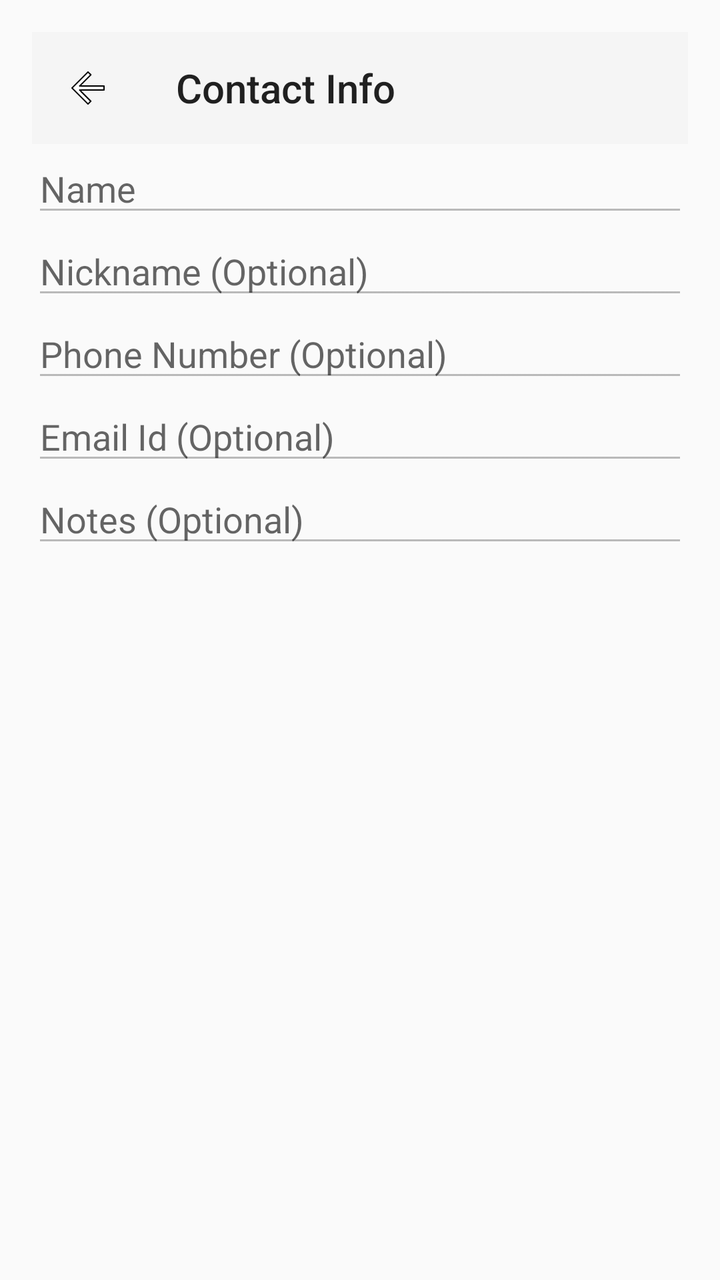
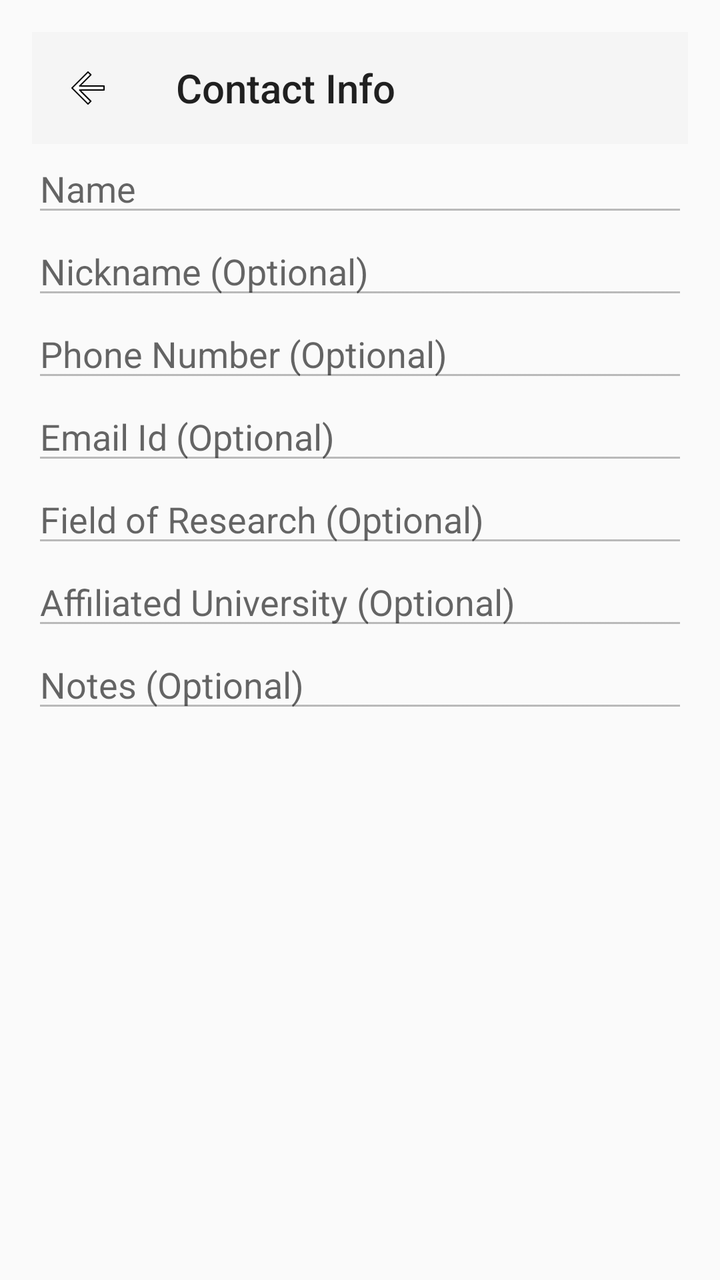

The first picture is an Android layout as it rendered before a commit; the second is the same layout after the commit. The layout source and the unified diff follow.
<!-- AndroidManifest.xml: application theme AppTheme -->
<!-- res/layout/activity_contact_details.xml -->
<?xml version="1.0" encoding="utf-8"?>
<LinearLayout xmlns:android="http://schemas.android.com/apk/res/android"
    android:layout_width="match_parent"
    android:layout_height="match_parent"
    xmlns:app="http://schemas.android.com/apk/res-auto"
    android:orientation="vertical"
    android:padding="16dp">

    <androidx.appcompat.widget.Toolbar
        android:id="@+id/contactDetailsToolbar"
        android:layout_width="match_parent"
        android:layout_height="?attr/actionBarSize"
        android:background="?attr/colorPrimary"
        android:theme="@style/ThemeOverlay.AppCompat.ActionBar"
        app:title="Contact Info"
        app:titleTextAppearance="@style/TextAppearance.AppCompat.Widget.ActionBar.Title"
        app:navigationIcon="@drawable/ic_back_arrow"/>

    <EditText
        android:id="@+id/nameEditText"
        android:layout_width="match_parent"
        android:layout_height="wrap_content"
        android:hint="Name"
        android:enabled="false"/>

    <EditText
        android:id="@+id/nickNameEditText"
        android:layout_width="match_parent"
        android:layout_height="wrap_content"
        android:hint="Nickname (Optional)"
        android:enabled="false"/>

    <EditText
        android:id="@+id/phoneEditText"
        android:layout_width="match_parent"
        android:layout_height="wrap_content"
        android:hint="Phone Number (Optional)"
        android:enabled="false"/>

    <EditText
        android:id="@+id/emailEditText"
        android:layout_width="match_parent"
        android:layout_height="wrap_content"
        android:hint="Email Id (Optional)"
        android:enabled="false"/>

    <EditText
        android:id="@+id/notesText"
        android:layout_width="match_parent"
        android:layout_height="wrap_content"
        android:hint="Notes (Optional)"
        android:enabled="false"/>
</LinearLayout>
<!-- resources referenced by this layout -->
<resources>
  <!-- drawable ic_back_arrow (drawable) -->
  <?xml version="1.0" encoding="utf-8"?>
  <vector xmlns:android="http://schemas.android.com/apk/res/android"
      android:width="24dp"
      android:height="24dp"
      android:viewportWidth="24"
      android:viewportHeight="24">
  
      <path
          android:fillColor="@android:color/white"
          android:strokeColor="@android:color/black"
          android:strokeWidth="0.7"
          android:strokeLineJoin="round"
          android:strokeLineCap="round"
          android:pathData="M20,11H7.83L13.42,5.41L12,4L4,12L12,20L13.41,18.59L7.83,13H20V11Z"/>
  </vector>
  <style name="AppTheme" parent="Theme.AppCompat.Light.NoActionBar">
          
          <item name="windowActionBar">false</item>
          <item name="windowNoTitle">true</item>
      </style>
</resources>

<!-- the commit's change to res/layout/activity_contact_details.xml (unified diff, before → after) -->
@@ -45,6 +45,20 @@
         android:enabled="false"/>
 
     <EditText
+        android:id="@+id/fieldText"
+        android:layout_width="match_parent"
+        android:layout_height="wrap_content"
+        android:hint="Field of Research (Optional)"
+        android:enabled="false"/>
+
+    <EditText
+        android:id="@+id/universityText"
+        android:layout_width="match_parent"
+        android:layout_height="wrap_content"
+        android:hint="Affiliated University (Optional)"
+        android:enabled="false"/>
+
+    <EditText
         android:id="@+id/notesText"
         android:layout_width="match_parent"
         android:layout_height="wrap_content"
